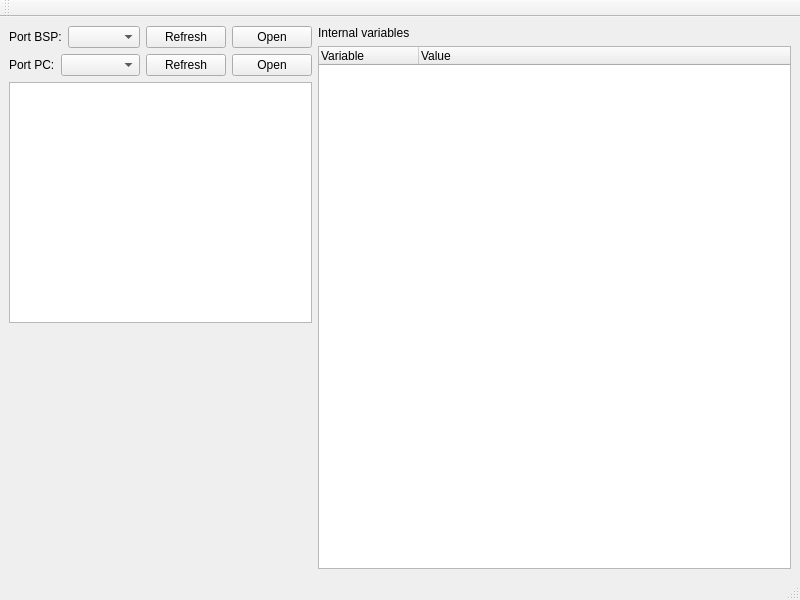
BerZerKku/CPP_PIgPC, file mainwindow.ui: the form before one commit.
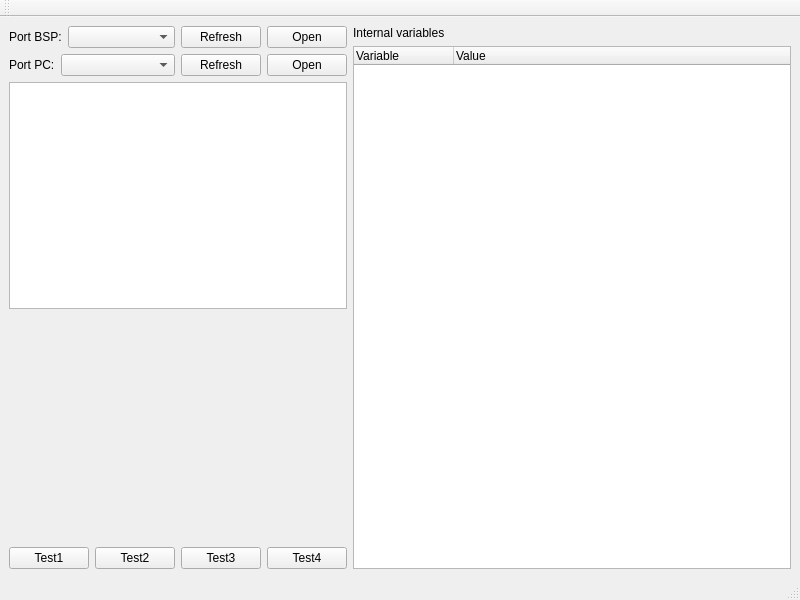
The form after the commit. Custom widgets are drawn as their Qt base class.

Diff of the .ui file:
```diff
--- a/mainwindow.ui
+++ b/mainwindow.ui
@@ -136,6 +136,38 @@
       <item>
        <widget class="QKeyboard" name="kbd" native="true"/>
       </item>
+      <item>
+       <layout class="QHBoxLayout" name="horizontalLayout_4">
+        <item>
+         <widget class="QPushButton" name="pbTest1">
+          <property name="text">
+           <string>Test1</string>
+          </property>
+         </widget>
+        </item>
+        <item>
+         <widget class="QPushButton" name="pbTest2">
+          <property name="text">
+           <string>Test2</string>
+          </property>
+         </widget>
+        </item>
+        <item>
+         <widget class="QPushButton" name="pbTest3">
+          <property name="text">
+           <string>Test3</string>
+          </property>
+         </widget>
+        </item>
+        <item>
+         <widget class="QPushButton" name="pbTest4">
+          <property name="text">
+           <string>Test4</string>
+          </property>
+         </widget>
+        </item>
+       </layout>
+      </item>
      </layout>
     </item>
     <item>
```
